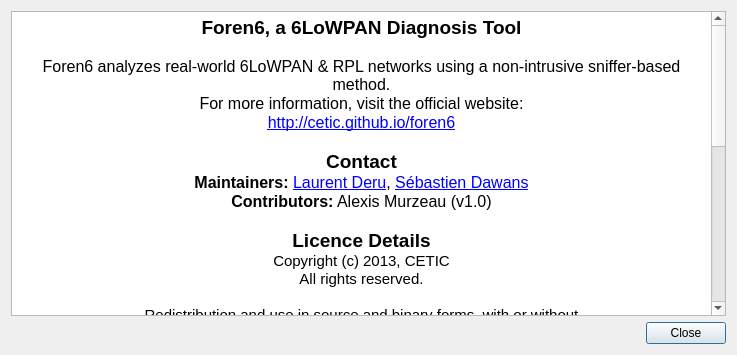
First picture: the form in About.ui, repository cetic/foren6-gui-qt, before the edit.
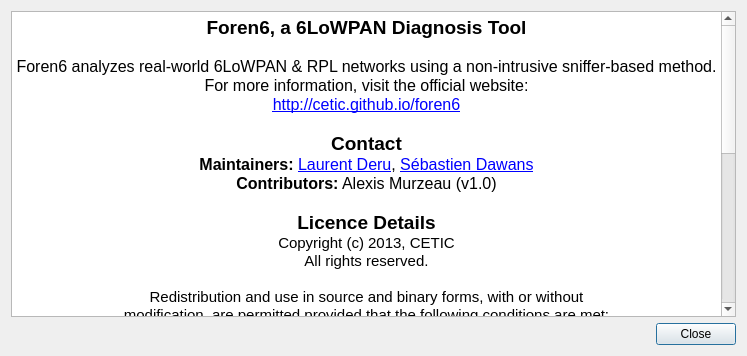
Second picture: the form after the edit.

Commit message: About Dialog: adjust width to contents

What changed in the file:
```diff
--- a/About.ui
+++ b/About.ui
@@ -6,10 +6,28 @@
    <rect>
     <x>0</x>
     <y>0</y>
-    <width>737</width>
-    <height>355</height>
+    <width>747</width>
+    <height>356</height>
    </rect>
   </property>
+  <property name="sizePolicy">
+   <sizepolicy hsizetype="Fixed" vsizetype="Fixed">
+    <horstretch>0</horstretch>
+    <verstretch>0</verstretch>
+   </sizepolicy>
+  </property>
+  <property name="minimumSize">
+   <size>
+    <width>747</width>
+    <height>356</height>
+   </size>
+  </property>
+  <property name="maximumSize">
+   <size>
+    <width>747</width>
+    <height>356</height>
+   </size>
+  </property>
   <property name="contextMenuPolicy">
    <enum>Qt::DefaultContextMenu</enum>
   </property>
```
